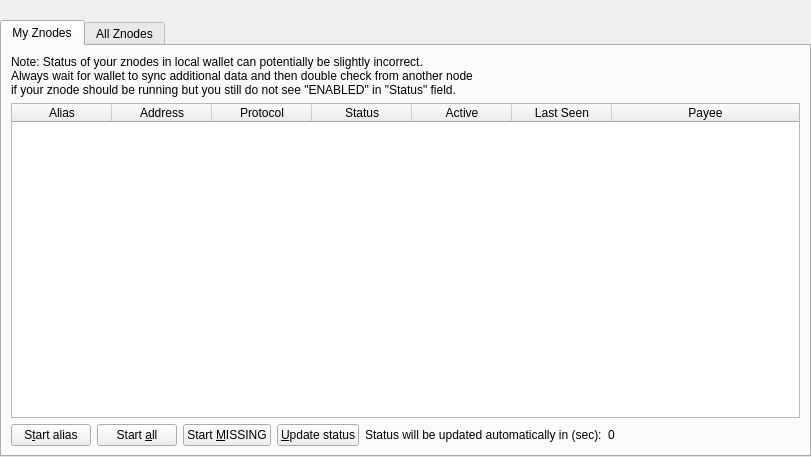
Qt form src/qt/forms/znodelist.ui (firoorg/firo) before a commit.
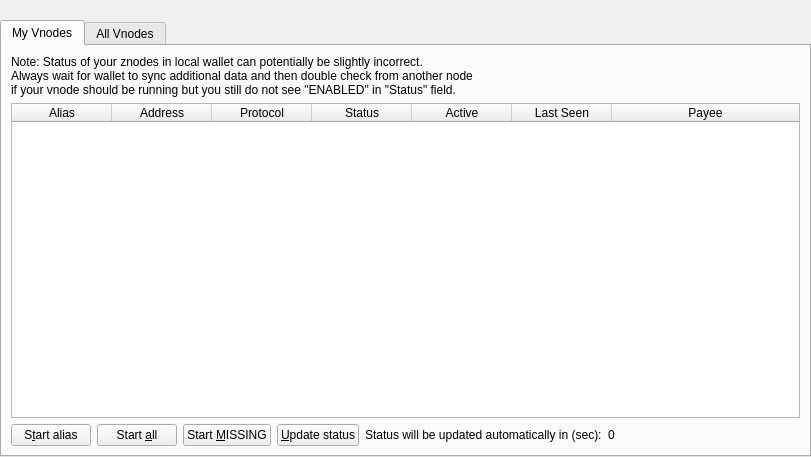
The same form after that commit. The open tabs and pages were chosen to show the change.

Commit message: Znode -> Vnode Znodes -> Vnodes

Diff of the .ui file:
```diff
--- a/src/qt/forms/znodelist.ui
+++ b/src/qt/forms/znodelist.ui
@@ -51,7 +51,7 @@
        </property>
        <widget class="QWidget" name="tabMyZnodes">
         <attribute name="title">
-         <string>My Znodes</string>
+         <string>My Vnodes</string>
         </attribute>
         <layout class="QGridLayout" name="gridLayout_2">
          <item row="0" column="0">
@@ -67,7 +67,7 @@
              <item>
               <widget class="QLabel" name="updateNote">
                <property name="text">
-                <string>Note: Status of your znodes in local wallet can potentially be slightly incorrect.&lt;br /&gt;Always wait for wallet to sync additional data and then double check from another node&lt;br /&gt;if your znode should be running but you still do not see &quot;ENABLED&quot; in &quot;Status&quot; field.</string>
+                <string>Note: Status of your znodes in local wallet can potentially be slightly incorrect.&lt;br /&gt;Always wait for wallet to sync additional data and then double check from another node&lt;br /&gt;if your vnode should be running but you still do not see &quot;ENABLED&quot; in &quot;Status&quot; field.</string>
                </property>
               </widget>
              </item>
@@ -204,7 +204,7 @@
        </widget>
        <widget class="QWidget" name="tabAllZnodes">
         <attribute name="title">
-         <string>All Znodes</string>
+         <string>All Vnodes</string>
         </attribute>
         <layout class="QGridLayout" name="gridLayout">
          <item row="1" column="0">
```
Left out of the diff: 2 changed lines with no effect on the pictures. The commit also changes 47 other files.
